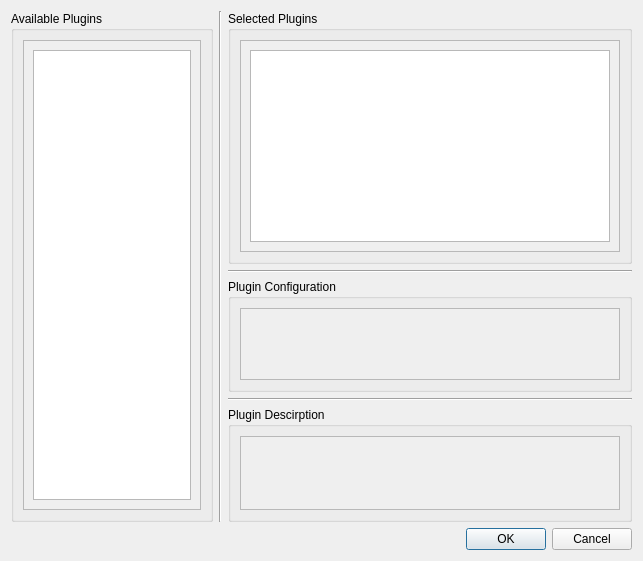
Old version of the form src/app/comms_champion/src/ui/PluginConfigDialog.ui in the repository commschamp/comms_champion.
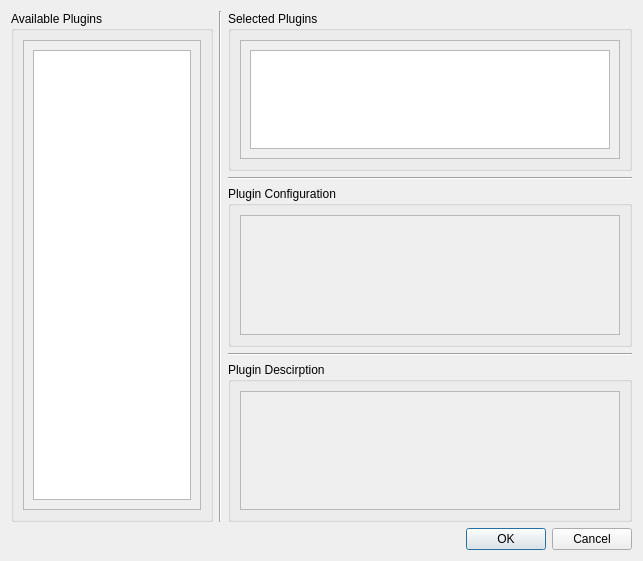
New version of the form.

Commit message: Cosmetic change to Plugin Configuration Dialog.

```diff
--- a/src/app/comms_champion/src/ui/PluginConfigDialog.ui
+++ b/src/app/comms_champion/src/ui/PluginConfigDialog.ui
@@ -59,7 +59,7 @@
       </widget>
      </item>
      <item>
-      <layout class="QVBoxLayout" name="verticalLayout_8">
+      <layout class="QVBoxLayout" name="verticalLayout_8" stretch="1,0,1,0,1">
        <item>
         <widget class="QGroupBox" name="m_selectedGroupBox">
          <property name="title">
@@ -77,7 +77,7 @@
                <x>0</x>
                <y>0</y>
                <width>375</width>
-               <height>210</height>
+               <height>121</height>
               </rect>
              </property>
              <layout class="QVBoxLayout" name="verticalLayout_3">
@@ -115,7 +115,7 @@
                <x>0</x>
                <y>0</y>
                <width>375</width>
-               <height>76</height>
+               <height>120</height>
               </rect>
              </property>
              <layout class="QVBoxLayout" name="verticalLayout_2">
@@ -153,7 +153,7 @@
                <x>0</x>
                <y>0</y>
                <width>375</width>
-               <height>76</height>
+               <height>121</height>
               </rect>
              </property>
              <layout class="QVBoxLayout" name="verticalLayout_5">
```
